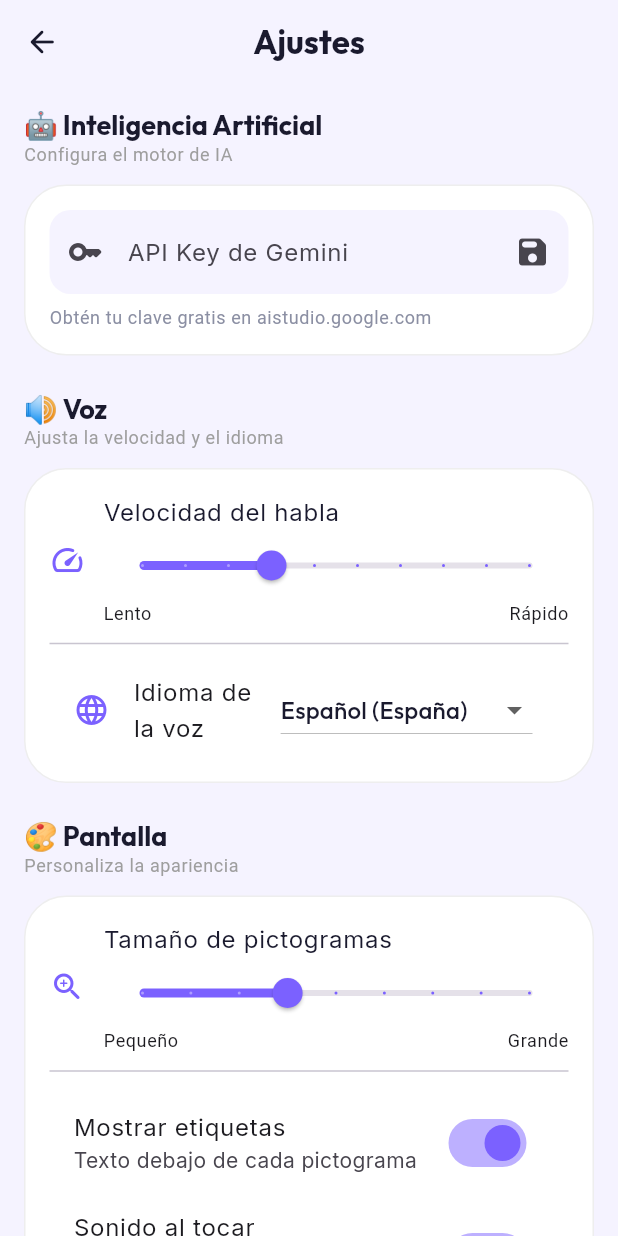
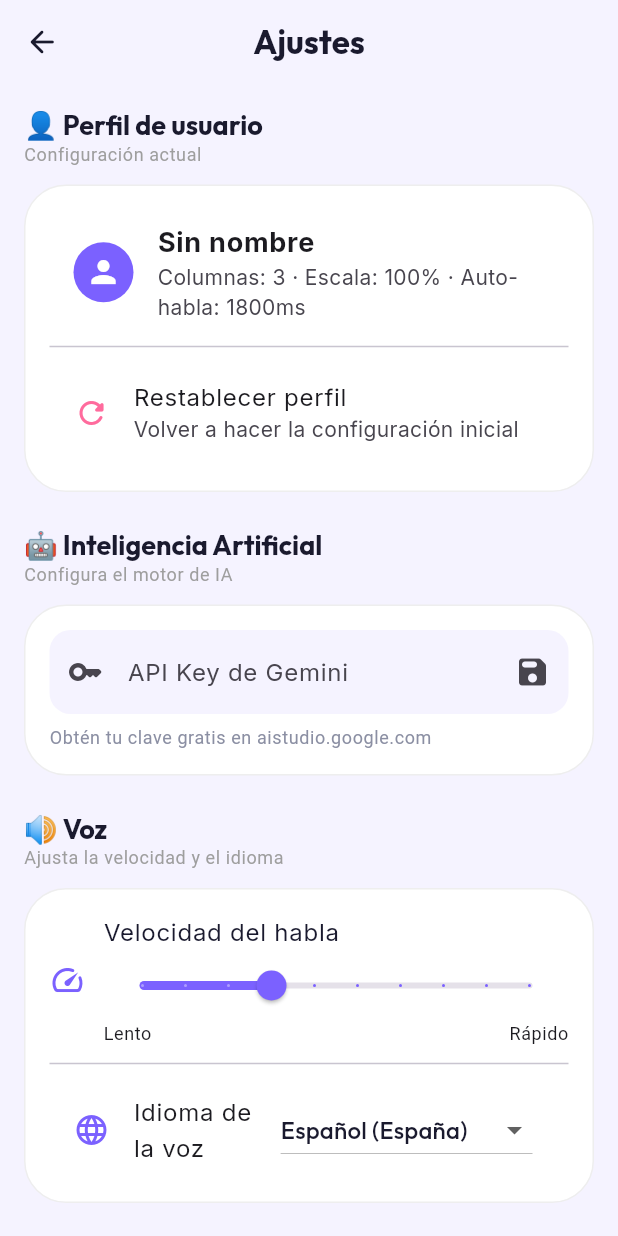
Before and after one commit to afiliaia2025/vocalia, a Flutter app: the SettingsScreen screen opened directly, on a phone screen of 412 x 824 dp. Run offline on Flutter 3.47's test engine with Material 3 defaults, Android fonts, the phone set to English and light mode, and no system bars; our stand-ins replace flutter_animate, flutter_tts, google_fonts, google_generative_ai, shared_preferences; accounts and stored records are empty.

Commit message:
feat: Profile section in settings + reset onboarding button

```diff
--- a/lib/screens/settings_screen.dart
+++ b/lib/screens/settings_screen.dart
@@ -1,5 +1,8 @@
 import 'package:flutter/material.dart';
+import 'package:provider/provider.dart';
+import 'package:shared_preferences/shared_preferences.dart';
 import '../config/theme.dart';
+import '../providers/board_provider.dart';
 
 /// Settings screen for Vocalia.
 class SettingsScreen extends StatefulWidget {
@@ -32,6 +35,69 @@ class _SettingsScreenState extends State<SettingsScreen> {
       body: ListView(
         padding: const EdgeInsets.all(16),
         children: [
+          // ─── User Profile ───
+          _SectionHeader(title: '👤 Perfil de usuario', subtitle: 'Configuración actual'),
+          Builder(
+            builder: (context) {
+              final board = context.read<BoardProvider>();
+              final name = board.userName.isNotEmpty ? board.userName : 'Sin nombre';
+              return _SettingsCard(
+                isDark: isDark,
+                children: [
+                  ListTile(
+                    leading: const CircleAvatar(
+                      backgroundColor: VocaliaTheme.primary,
+                      child: Icon(Icons.person, color: Colors.white),
+                    ),
+                    title: Text(name, style: const TextStyle(fontWeight: FontWeight.bold, fontSize: 18)),
+                    subtitle: Text(
+                      'Columnas: ${board.gridColumns} · '
+                      'Escala: ${(board.pictogramScale * 100).round()}% · '
+                      'Auto-habla: ${board.userProfile.autoSpeakDelayMs}ms',
+                    ),
+                  ),
+                  const Divider(),
+                  ListTile(
+                    leading: const Icon(Icons.refresh_rounded, color: VocaliaTheme.secondary),
+                    title: const Text('Restablecer perfil'),
+                    subtitle: const Text('Volver a hacer la configuración inicial'),
+                    onTap: () async {
+                      final confirmed = await showDialog<bool>(
+                        context: context,
+                        builder: (ctx) => AlertDialog(
+                          title: const Text('¿Restablecer perfil?'),
+                          content: const Text('Se borrará la configuración actual y volverás a la pantalla de configuración inicial.'),
+                          actions: [
+                            TextButton(onPressed: () => Navigator.pop(ctx, false), child: const Text('Cancelar')),
+                            ElevatedButton(
+                              onPressed: () => Navigator.pop(ctx, true),
+                              style: ElevatedButton.styleFrom(backgroundColor: VocaliaTheme.secondary),
+                              child: const Text('Restablecer', style: TextStyle(color: Colors.white)),
+                            ),
+                          ],
+                        ),
+                      );
+                      if (confirmed == true && context.mounted) {
+                        final prefs = await SharedPreferences.getInstance();
+                        await prefs.remove('onboarding_complete');
+                        await prefs.remove('user_profile');
+                        if (context.mounted) {
+                          // Force restart the app to show onboarding
+                          Navigator.of(context).popUntil((route) => route.isFirst);
+                          // Trigger a full app rebuild
+                          ScaffoldMessenger.of(context).showSnackBar(
+                            const SnackBar(content: Text('Perfil restablecido. Recarga la app para configurar de nuevo.')),
+                          );
+                        }
+                      }
+                    },
+                  ),
+                ],
+              );
+            },
+          ),
+          const SizedBox(height: 24),
+
           // ─── AI Configuration ───
           _SectionHeader(title: '🤖 Inteligencia Artificial', subtitle: 'Configura el motor de IA'),
           _SettingsCard(
```
Also changed, not shown: 1 other file.
